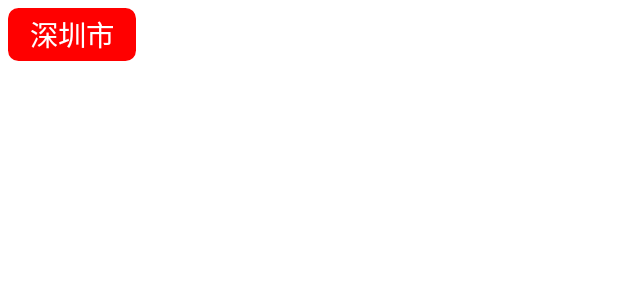
After one commit to xaluoqone/HenCoderPlus, an Android app: the layout activity_tag_layout.xml on its own in the app's theme, with its tools: preview values and no code run, on a phone screen of 412 x 824 dp. The commit adds this screen. Shown: the top 300 px of the screen. Run offline under Robolectric (Android 15) with nearby library versions, the phone set to English and light mode, and no system bars.

Commit message:
add TagView

```diff
--- a/CustomView/app/src/main/AndroidManifest.xml
+++ b/CustomView/app/src/main/AndroidManifest.xml
@@ -11,7 +11,8 @@
         android:supportsRtl="true"
         android:theme="@style/Theme.CustomView"
         tools:ignore="AllowBackup">
-        <activity android:name=".CustomSizeActivity"></activity>
+        <activity android:name=".TagLayoutActivity"></activity>
+        <activity android:name=".CustomSizeActivity" />
         <activity android:name=".EditTextActivity" />
         <activity android:name=".AnimatorActivity" />
         <activity android:name=".NewsActivity" />
--- /dev/null
+++ b/CustomView/app/src/main/java/com/xaluoqone/customview/TagLayoutActivity.kt
@@ -0,0 +1,11 @@
+package com.xaluoqone.customview
+
+import androidx.appcompat.app.AppCompatActivity
+import android.os.Bundle
+
+class TagLayoutActivity : AppCompatActivity() {
+    override fun onCreate(savedInstanceState: Bundle?) {
+        super.onCreate(savedInstanceState)
+        setContentView(R.layout.activity_tag_layout)
+    }
+}
--- /dev/null
+++ b/CustomView/app/src/main/java/com/xaluoqone/customview/widget/TagView.kt
@@ -0,0 +1,63 @@
+package com.xaluoqone.customview.widget
+
+import android.content.Context
+import android.graphics.Canvas
+import android.graphics.Color
+import android.graphics.Paint
+import android.graphics.Rect
+import android.util.AttributeSet
+import android.view.View
+import com.xaluoqone.customview.R
+import com.xaluoqone.customview.ex.sp
+
+class TagView(context: Context, attrs: AttributeSet? = null) : View(context, attrs) {
+    private val paint = Paint(Paint.ANTI_ALIAS_FLAG).apply {
+        textSize = 19.sp
+    }
+    private var text: String
+    private val bounds = Rect()
+    private val fontMetrics = Paint.FontMetrics()
+    private var selfWidth = 0
+    private var selfHeight = 0
+    private var radius: Float
+
+    init {
+        val typedArray = context.obtainStyledAttributes(attrs, R.styleable.TagView)
+        text = typedArray.getString(R.styleable.TagView_tagText) ?: ""
+        radius = typedArray.getDimension(R.styleable.TagView_radius, 0f)
+        typedArray.recycle()
+    }
+
+    override fun onMeasure(widthMeasureSpec: Int, heightMeasureSpec: Int) {
+        super.onMeasure(widthMeasureSpec, heightMeasureSpec)
+        paint.getTextBounds(text, 0, text.length, bounds)
+        paint.getFontMetrics(fontMetrics)
+        selfWidth = bounds.width() + paddingStart + paddingEnd
+        selfHeight = (fontMetrics.bottom - fontMetrics.top).toInt() + paddingTop + paddingBottom
+
+        setMeasuredDimension(
+            resolveSize(selfWidth, widthMeasureSpec),
+            resolveSize(selfHeight, heightMeasureSpec)
+        )
+    }
+
+    override fun onDraw(canvas: Canvas) {
+        paint.color = Color.parseColor("#ff0000")
+        canvas.drawRoundRect(
+            0f,
+            0f,
+            selfWidth.toFloat(),
+            selfHeight.toFloat(),
+            radius,
+            radius,
+            paint
+        )
+        paint.color = Color.parseColor("#ffffff")
+        canvas.drawText(
+            text,
+            paddingStart - bounds.left.toFloat(),
+            paddingTop - fontMetrics.top,
+            paint
+        )
+    }
+}
--- /dev/null
+++ b/CustomView/app/src/main/res/layout/activity_tag_layout.xml
@@ -0,0 +1,21 @@
+<?xml version="1.0" encoding="utf-8"?>
+<LinearLayout xmlns:android="http://schemas.android.com/apk/res/android"
+    xmlns:app="http://schemas.android.com/apk/res-auto"
+    xmlns:tools="http://schemas.android.com/tools"
+    android:layout_width="match_parent"
+    android:layout_height="match_parent"
+    tools:context=".TagLayoutActivity">
+
+    <com.xaluoqone.customview.widget.TagView
+        android:layout_width="wrap_content"
+        android:layout_height="wrap_content"
+        android:layout_marginStart="5dp"
+        android:layout_marginTop="5dp"
+        android:paddingStart="15dp"
+        android:paddingTop="5dp"
+        android:paddingEnd="15dp"
+        android:paddingBottom="5dp"
+        app:radius="7dp"
+        app:tagText="深圳市" />
+
+</LinearLayout>
--- a/CustomView/app/src/main/res/values/attrs.xml
+++ b/CustomView/app/src/main/res/values/attrs.xml
@@ -3,4 +3,9 @@
     <declare-styleable name="MaterialEditText">
         <attr name="showTopHint" format="boolean" />
     </declare-styleable>
+
+    <declare-styleable name="TagView">
+        <attr name="tagText" format="string" />
+        <attr name="radius" format="dimension" />
+    </declare-styleable>
 </resources>
```
